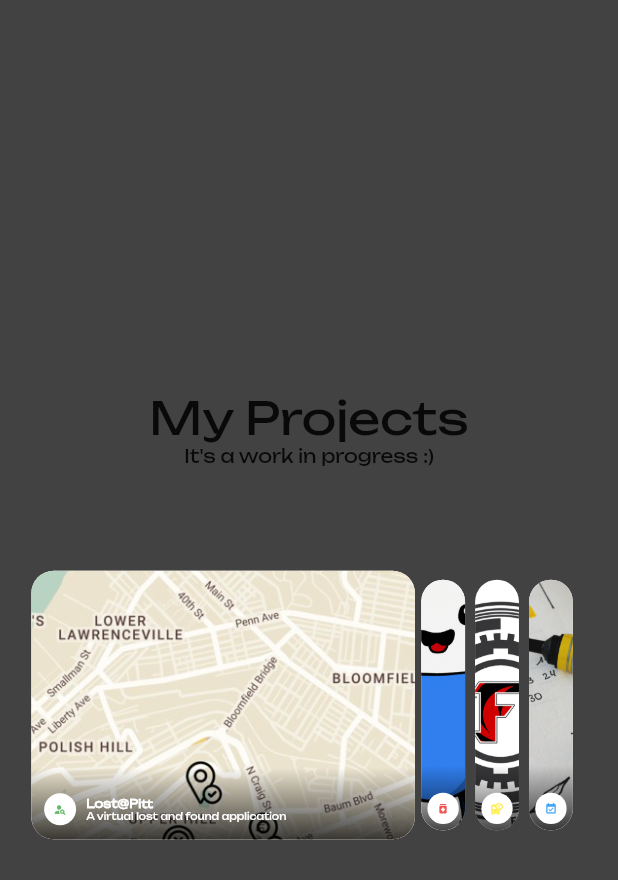
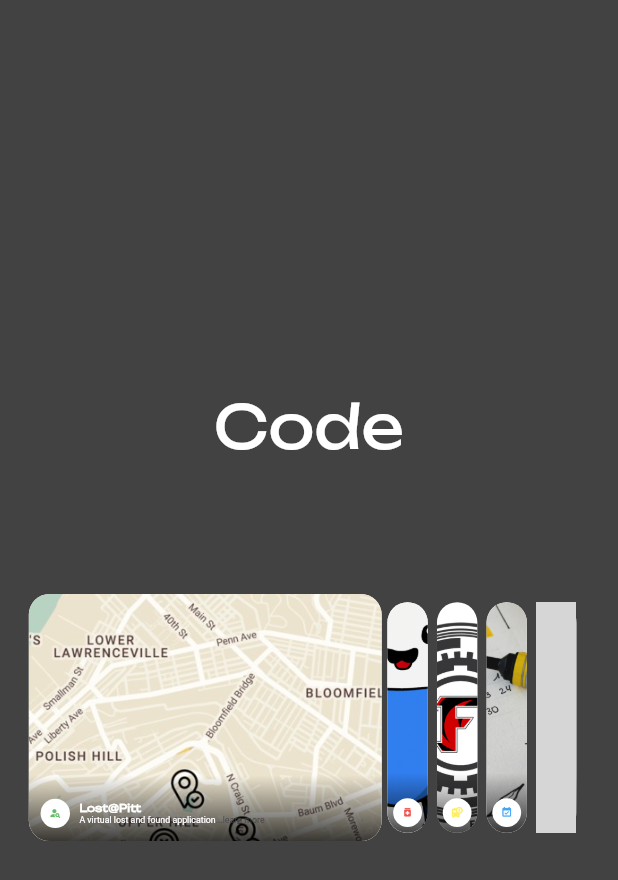
Before and after one commit to jeffzheng13/jeffzheng13.github.io, a Flutter app: the projectPage screen opened directly, on a phone screen of 412 x 824 dp. Shown: the top 880 px of the screen. Run offline on Flutter 3.47's test engine with Material 2 defaults, Android fonts, the phone set to English and light mode, and no system bars; drawn by our look-alikes of animated_text_kit; our stand-ins replace animate_do, ionicons, transparent_image; missing offline and left inert: dart:html, flutter_animated_button, vertical_card_pager; grey boxes are pictures that could not be loaded.

Commit message:
Worked on text and learn more for project page

```diff
--- a/lib/ExpandingCards.dart
+++ b/lib/ExpandingCards.dart
@@ -1,4 +1,8 @@
+import 'package:flutter/gestures.dart';
 import 'package:flutter/material.dart';
+import 'package:flutter_animated_button/flutter_animated_button.dart';
+
+//ExpandingCards template courtesy of @BirjuVachhani
 
 class ExpandingCards extends StatefulWidget {
   final double height;
@@ -50,7 +54,7 @@ class _ExpandingCardsState extends State<ExpandingCards>
               image: item['image'],
               icon: item['icon'] as IconData,
               iconColor: item['color'] as Color,
-              //learnMoreLink: item['learnMore'],
+              learnMoreLink: item['function'],
               isExpanded: _selectedIndex == index,
               animation: _controller,
               onTap: () => onExpand(_selectedIndex == index ? -1 : index),
@@ -84,7 +88,7 @@ class AnimatedCardItem extends StatefulWidget {
   final bool isExpanded;
   final VoidCallback onTap;
   final Color iconColor;
-  //final Future learnMoreLink;
+  final Route learnMoreLink;
 
   const AnimatedCardItem({
     super.key,
@@ -96,7 +100,7 @@ class AnimatedCardItem extends StatefulWidget {
     required this.isExpanded,
     required this.onTap,
     required this.iconColor,
-    //required this.learnMoreLink,
+    required this.learnMoreLink,
   });
 
   @override
@@ -247,6 +251,7 @@ class _AnimatedCardItemState extends State<AnimatedCardItem> {
                                         ),
                                       ),
                                       // const SizedBox(height: 2),
+
                                       Opacity(
                                         opacity: subtitleValue,
                                         child: Transform.translate(
@@ -254,13 +259,48 @@ class _AnimatedCardItemState extends State<AnimatedCardItem> {
                                             20 * (1 - subtitleValue),
                                             0,
                                           ),
-                                          child: Text(
-                                            widget.subtitle,
-                                            maxLines: 1,
-                                            style: const TextStyle(
-                                              color: Colors.white,
-                                              fontSize: 15,
-                                            ),
+                                          child: Row(
+                                            children: [
+                                              Expanded(
+                                                  child: RichText(
+                                                maxLines: 3,
+                                                softWrap: true,
+                                                overflow: TextOverflow.fade,
+                                                text: TextSpan(
+                                                    style: const TextStyle(
+                                                        color: Colors.white,
+                                                        fontSize: 15),
+                                                    children: <TextSpan>[
+                                                      TextSpan(
+                                                          text:
+                                                              widget.subtitle),
+                                                      TextSpan(
+                                                          text: "...learn more",
+                                                          style: TextStyle(color: Colors.grey.shade800),
+                                                          recognizer:
+                                                              TapGestureRecognizer()
+                                                                ..onTap = (() {
+                                                                  Navigator.push(
+                                                                      context,
+                                                                      widget
+                                                                          .learnMoreLink);
+                                                                }))
+                                                    ]),
+                                              )),
+                                              // Text(widget.subtitle,
+                                              //     maxLines: 3,
+                                              //     style: const TextStyle(
+                                              //       color: Colors.white,
+                                              //       fontSize: 15,
+                                              //     )),
+                                              // AnimatedButton(
+                                              //   width: 16,
+                                              //   text: "Learn more",
+                                              //   onPress: () => Navigator.push(
+                                              //       context,
+                                              //       widget.learnMoreLink),
+                                              // ),
+                                            ],
                                           ),
                                         ),
                                       ),
--- a/lib/projectPage.dart
+++ b/lib/projectPage.dart
@@ -1,3 +1,4 @@
+import 'package:animated_text_kit/animated_text_kit.dart';
 import 'package:flutter/material.dart';
 import 'package:personal_website/ExpandingCards.dart';
 import 'package:personal_website/aboutMe.dart';
@@ -54,7 +55,8 @@ class _projectPageState extends State<projectPage> {
         'image': "assets/lostatpittscreenshot.jpg",
         'icon': Icons.person_search,
         'color': Colors.green.shade400,
-        //'learnMore': Navigator.push(context, MaterialPageRoute(builder: (BuildContext context) => const aboutMe()))
+        'function': MaterialPageRoute(
+            builder: (BuildContext context) => const aboutMe())
       },
       {
         'title': 'Pill Identifier',
@@ -63,7 +65,8 @@ class _projectPageState extends State<projectPage> {
         'image': "assets/cutePill.png",
         'icon': Icons.medication,
         'color': Colors.red.shade400,
-        //'learnMore': Navigator.push(context, MaterialPageRoute(builder: (BuildContext context) => const aboutMe()))
+        'function': MaterialPageRoute(
+            builder: (BuildContext context) => const aboutMe())
       },
       {
         'title': 'Tiger Tracker',
@@ -71,7 +74,8 @@ class _projectPageState extends State<projectPage> {
         'image': "assets/stemgearlogo.png",
         'icon': Icons.bus_alert,
         'color': Colors.yellow.shade400,
-        //'learnMore': Navigator.push(context, MaterialPageRoute(builder: (BuildContext context) => const aboutMe()))
+        'function': MaterialPageRoute(
+            builder: (BuildContext context) => const aboutMe())
       },
       {
         'title': 'Schedule Builder',
@@ -80,27 +84,62 @@ class _projectPageState extends State<projectPage> {
         'image': "assets/schedule.jpg",
         'icon': Icons.event_available,
         'color': Colors.blue.shade400,
-        //'learnMore': Navigator.push(context, MaterialPageRoute(builder: (BuildContext context) => const aboutMe()))
+        'function': MaterialPageRoute(
+            builder: (BuildContext context) => const aboutMe())
+      },
+      {
+        'title': 'Research Publication',
+        'subtitle':
+            'Ever wondered strategies beginner programmers use? Read more here, a paper I collaborated on with others.',
+        'image': '',
+        'icon': Icons.article,
+        'color': Colors.purple.shade400,
+        'function': MaterialPageRoute(
+            builder: (BuildContext context) => const aboutMe())
       }
     ];
 
     return Scaffold(
         backgroundColor: Colors.grey.shade800,
         body: SafeArea(
-            child:
-          Center(
-            child: Column(mainAxisAlignment: MainAxisAlignment.center, children: [
-              Text("My Projects", style: TextStyle(fontSize: 30),),
-              Text("It's a work in progress :)", style: TextStyle(fontSize: 12),),
+            child: Center(
+                child: Column(
+                    mainAxisAlignment: MainAxisAlignment.center,
+                    children: [
+              Align(
+                  alignment: Alignment.topCenter,
+                  child: SizedBox(
+                    height: size.height / 12,
+                    child: AnimatedTextKit(totalRepeatCount: 1, animatedTexts: [
+                      RotateAnimatedText(
+                        "Code",
+                        textStyle: TextStyle(fontSize: 40, color: Colors.white),
+                      ),
+                      RotateAnimatedText(
+                        "Build",
+                        textStyle: TextStyle(fontSize: 40, color: Colors.white),
+                      ),
+                      RotateAnimatedText(
+                        "Hack",
+                        textStyle: TextStyle(fontSize: 40, color: Colors.white),
+                      ),
+                      RotateAnimatedText(
+                        rotateOut: false,
+                        "My Projects",
+                        textStyle: TextStyle(fontSize: 40, color: Colors.white),
+                      )
+                    ]),
+                  )),
+              //Text("My Projects", style: TextStyle(fontSize: 30), ,),
+              //Text("It's a work in progress :)", style: TextStyle(fontSize: 12),),
               Padding(padding: EdgeInsets.all(32)),
               FittedBox(
-              fit: BoxFit.fitWidth,
-              child: ExpandingCards(
-                height: 400,
-                items: items,
+                fit: BoxFit.fitWidth,
+                child: ExpandingCards(
+                  height: 400,
+                  items: items,
+                ),
               ),
-            ),
-          ]))
-        ));
+            ]))));
   }
 }
--- a/pubspec.yaml
+++ b/pubspec.yaml
@@ -99,15 +99,14 @@ flutter:
   assets:
     - assets/b_frank_w_me.JPG
     - assets/DALLE 2023-01-21 16.25.26 - clipart image of a pill with technology background.png
-    - assets/DALL·E 2023-01-21 16.25.42 - clipart image of a pill with technology background.png
     - assets/DALL·E 2023-01-21 16.25.48 - clipart image of a pill with technology background.png
     - assets/DALL·E 2023-01-21 16.26.30 - clipart image of a red and white pill with technology background.png
     - assets/cutePill.png
     - assets/stemgearlogo.png
     - assets/schedule.jpg
-    - assets/running.jpg
     - assets/bingsu.jpg
     - assets/lostatpittscreenshot.jpg
+    - assets/research.png
 
   fonts:
     - family: Unbounded
```
Also changed, not shown: assets/DALL·E 2023-01-21 16.25.42 - clipart image of a pill with technology background.png (deleted), assets/research.png (added), assets/running.jpg (deleted).
